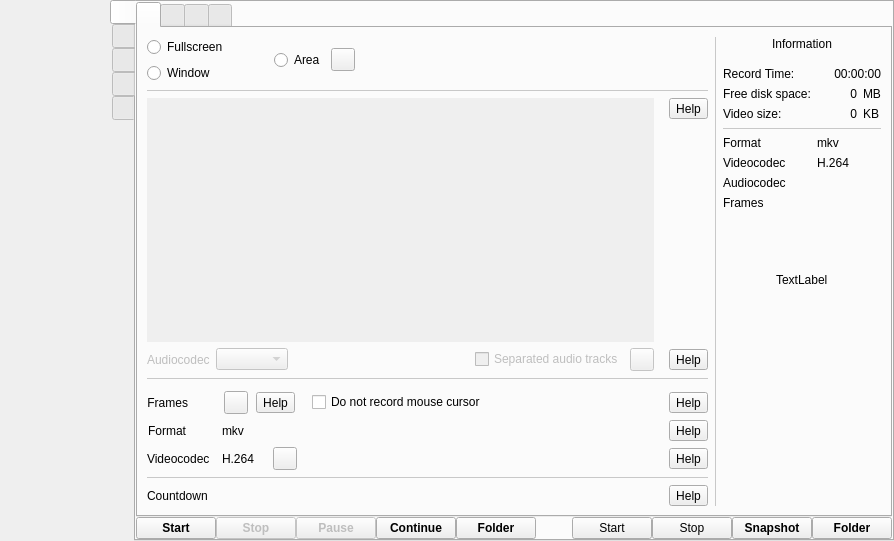
Before: the Qt Designer form src/wayland/formMainWindow_wl.ui in vkohaupt/vokoscreenNG, drawn with Qt 5.
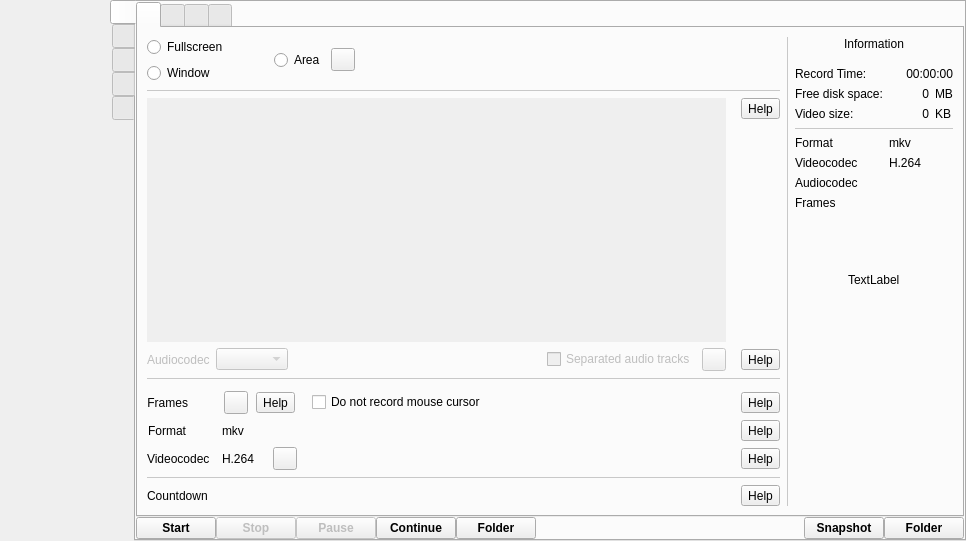
After: the same form once the commit is applied. Icons and pictures are not drawn.

Commit message: Wayland: Audio Pipewire

The edit to the form file:
```diff
--- a/src/wayland/formMainWindow_wl.ui
+++ b/src/wayland/formMainWindow_wl.ui
@@ -6,7 +6,7 @@
    <rect>
     <x>0</x>
     <y>0</y>
-    <width>894</width>
+    <width>966</width>
     <height>541</height>
    </rect>
   </property>
@@ -461,7 +461,7 @@
                          <rect>
                           <x>0</x>
                           <y>0</y>
-                          <width>445</width>
+                          <width>517</width>
                           <height>93</height>
                          </rect>
                         </property>
@@ -2089,20 +2089,6 @@
               </property>
              </spacer>
             </item>
-            <item>
-             <widget class="QPushButton" name="meterStart">
-              <property name="text">
-               <string notr="true">Start</string>
-              </property>
-             </widget>
-            </item>
-            <item>
-             <widget class="QPushButton" name="meterStop">
-              <property name="text">
-               <string notr="true">Stop</string>
-              </property>
-             </widget>
-            </item>
             <item>
              <widget class="QPushButton" name="pushButtonSnapshot_2">
               <property name="font">
```
Left out of the diff: 4 changed lines with no effect on the pictures. The commit also changes 2 other files.
